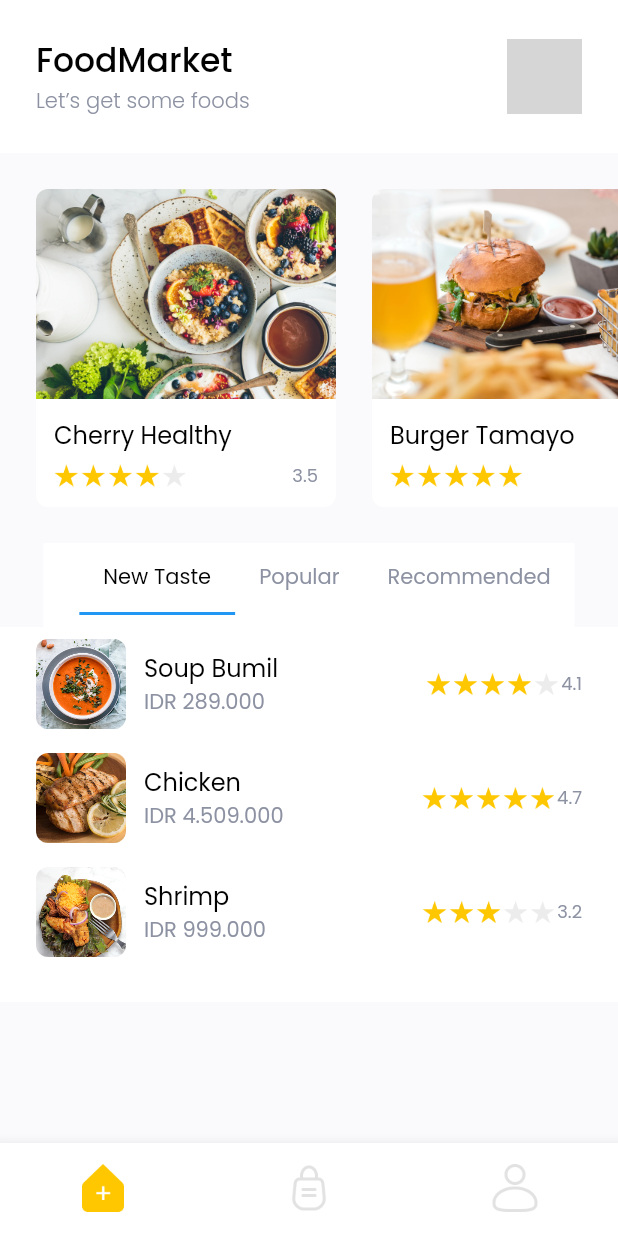
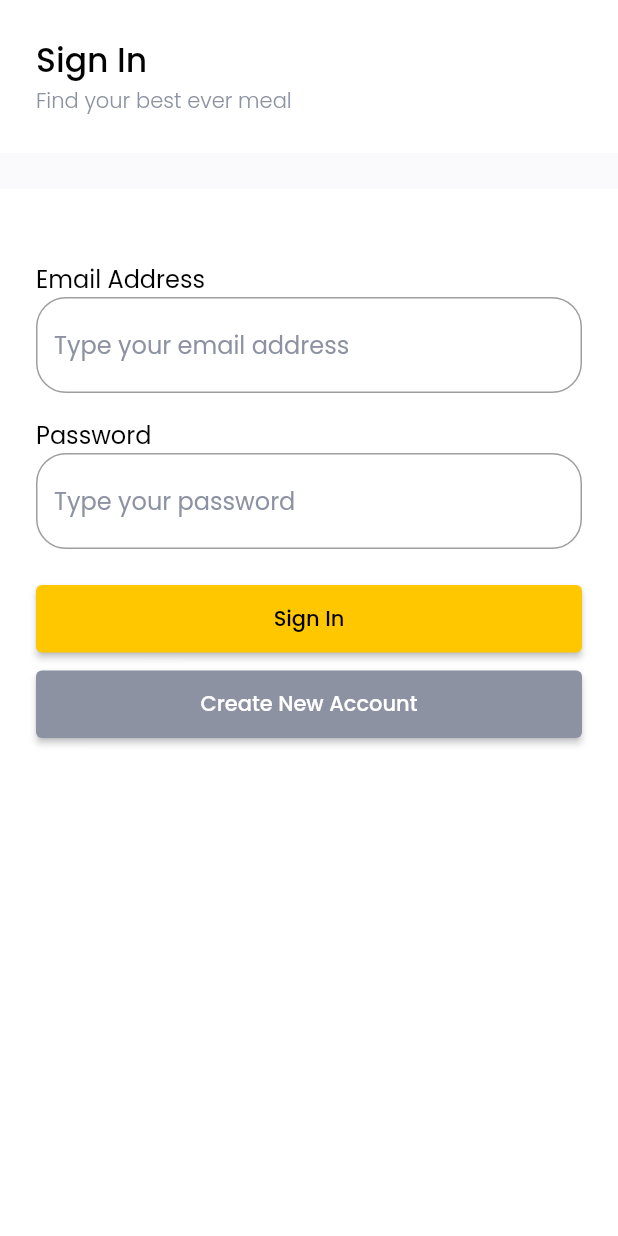
Before and after one commit to ditateum/food_market_firebase, a Flutter app: the screen it shows after launch, on a phone screen of 412 x 824 dp. Run offline on Flutter 3.47's test engine with Material 2 defaults, Android fonts, the phone set to English and light mode, and no system bars; our stand-ins replace google_fonts; grey boxes are pictures that could not be loaded.

Commit message:
sign_in_screen UI

```diff
--- a/lib/presentation/my_app.dart
+++ b/lib/presentation/my_app.dart
@@ -1,4 +1,5 @@
 import 'package:flutter/material.dart';
+import 'package:food_market_app/presentation/screens/auth_screens/sign_in_screen.dart';
 import 'package:food_market_app/presentation/screens/home_screen.dart';
 import 'package:food_market_app/presentation/screens/splash_screen.dart';
 
@@ -16,6 +17,7 @@ class MyApp extends StatelessWidget {
       home: const SplashScreen(),
       routes: {
         HomeScreen.route: (context) => const HomeScreen(),
+        SignInScreen.route: (context) => const SignInScreen(),
       },
     );
   }
--- /dev/null
+++ b/lib/presentation/screens/auth_screens/sign_in_screen.dart
@@ -0,0 +1,145 @@
+import 'package:flutter/material.dart';
+import 'package:food_market_app/constant/app_colors.dart';
+import 'package:food_market_app/constant/app_sizes.dart';
+import 'package:food_market_app/constant/app_text_style.dart';
+import 'package:food_market_app/presentation/widgets/auth/auth_header.dart';
+
+class SignInScreen extends StatefulWidget {
+  static const route = "/sign-in";
+
+  const SignInScreen({Key? key}) : super(key: key);
+
+  @override
+  State<SignInScreen> createState() => _SignInScreenState();
+}
+
+class _SignInScreenState extends State<SignInScreen> {
+  @override
+  Widget build(BuildContext context) {
+    return Scaffold(
+      backgroundColor: kWhiteColor,
+      body: ListView(
+        children: [
+          const AuthHeader(),
+          Container(
+            width: double.maxFinite,
+            height: 24,
+            color: kBackgroundColor,
+          ),
+          Container(
+            margin: const EdgeInsets.only(top: Sized.p24),
+            padding: const EdgeInsets.all(Sized.p24),
+            color: kWhiteColor,
+            child: Form(
+              child: Column(
+                children: [
+                  Column(
+                    crossAxisAlignment: CrossAxisAlignment.start,
+                    children: [
+                      Text(
+                        'Email Address',
+                        style: titleH2,
+                      ),
+                      TextFormField(
+                        validator: (value) {
+                          if (value != null) {
+                            if (value.isEmpty || !value.contains('@')) {
+                              return "Please enter a valid email address.";
+                            }
+                          }
+                          return null;
+                        },
+                        decoration: InputDecoration(
+                          hintText: 'Type your email address',
+                          hintStyle: subTitleRegular,
+                          border: OutlineInputBorder(
+                            borderRadius: BorderRadius.circular(Sized.p20),
+                            borderSide: BorderSide(
+                              color: kBlackColor,
+                            ),
+                          ),
+                          focusedBorder: OutlineInputBorder(
+                            borderRadius: BorderRadius.circular(Sized.p20),
+                            borderSide: BorderSide(
+                              color: kBlackColor,
+                            ),
+                          ),
+                        ),
+                      ),
+                    ],
+                  ),
+                  gapH16,
+                  Column(
+                    crossAxisAlignment: CrossAxisAlignment.start,
+                    children: [
+                      Text(
+                        'Password',
+                        style: titleH2,
+                      ),
+                      TextFormField(
+                        validator: (value) {
+                          if (value != null) {
+                            if (value.isEmpty || value.length < 7) {
+                              return "Password must be at least 7 characters long.";
+                            }
+                          }
+                          return null;
+                        },
+                        decoration: InputDecoration(
+                          hintText: 'Type your password',
+                          hintStyle: subTitleRegular,
+                          border: OutlineInputBorder(
+                            borderRadius: BorderRadius.circular(Sized.p20),
+                            borderSide: BorderSide(
+                              color: kBlackColor,
+                            ),
+                          ),
+                          focusedBorder: OutlineInputBorder(
+                            borderRadius: BorderRadius.circular(Sized.p20),
+                            borderSide: BorderSide(
+                              color: kBlackColor,
+                            ),
+                          ),
+                        ),
+                      ),
+                    ],
+                  ),
+                  gapH24,
+                  Container(
+                    width: double.maxFinite,
+                    height: 45,
+                    decoration: BoxDecoration(
+                      borderRadius: BorderRadius.circular(Sized.p8),
+                    ),
+                    child: ElevatedButton(
+                      onPressed: () {},
+                      style: ElevatedButton.styleFrom(
+                        primary: kPrimaryColor,
+                      ),
+                      child: Text('Sign In', style: titleH3),
+                    ),
+                  ),
+                  gapH12,
+                  Container(
+                    width: double.maxFinite,
+                    height: 45,
+                    decoration: BoxDecoration(
+                      borderRadius: BorderRadius.circular(Sized.p8),
+                    ),
+                    child: ElevatedButton(
+                      onPressed: () {},
+                      style: ElevatedButton.styleFrom(
+                        primary: kGreyColor,
+                      ),
+                      child: Text('Create New Account', style: titleWhiteH3),
+                    ),
+                  ),
+                ],
+              ),
+            ),
+          ),
+        ],
+      ),
+    );
+  }
+}
--- a/lib/presentation/screens/splash_screen.dart
+++ b/lib/presentation/screens/splash_screen.dart
@@ -4,7 +4,7 @@ import 'package:flutter/material.dart';
 import 'package:food_market_app/constant/app_colors.dart';
 import 'package:food_market_app/constant/app_sizes.dart';
 import 'package:food_market_app/constant/app_text_style.dart';
-import 'package:food_market_app/presentation/screens/home_screen.dart';
+import 'package:food_market_app/presentation/screens/auth_screens/sign_in_screen.dart';
 
 class SplashScreen extends StatefulWidget {
   const SplashScreen({Key? key}) : super(key: key);
@@ -18,7 +18,7 @@ class _SplashScreenState extends State<SplashScreen> {
   void initState() {
     super.initState();
     Timer(const Duration(seconds: 3), () {
-      Navigator.pushReplacementNamed(context, HomeScreen.route);
+      Navigator.pushReplacementNamed(context, SignInScreen.route);
     });
   }
 
--- /dev/null
+++ b/lib/presentation/widgets/auth/auth_header.dart
@@ -0,0 +1,46 @@
+import 'package:flutter/material.dart';
+import 'package:food_market_app/constant/app_colors.dart';
+import 'package:food_market_app/constant/app_sizes.dart';
+import 'package:food_market_app/constant/app_text_style.dart';
+
+class AuthHeader extends StatelessWidget {
+  final bool isLogin;
+  const AuthHeader({
+    Key? key,
+    this.isLogin = true,
+  }) : super(key: key);
+
+  @override
+  Widget build(BuildContext context) {
+    return Container(
+      padding: const EdgeInsets.all(Sized.p24),
+      decoration: BoxDecoration(
+        color: kWhiteColor,
+      ),
+      child: Row(
+        children: [
+          if (!isLogin)
+            GestureDetector(
+              onTap: () {},
+              child: Container(
+                  margin: const EdgeInsets.only(right: Sized.p24),
+                  child: const Icon(Icons.arrow_back_ios_new)),
+            ),
+          Column(
+            crossAxisAlignment: CrossAxisAlignment.start,
+            children: [
+              Text(
+                'Sign In',
+                style: titleH1,
+              ),
+              Text(
+                'Find your best ever meal',
+                style: subTitleLight,
+              ),
+            ],
+          ),
+        ],
+      ),
+    );
+  }
+}
```
